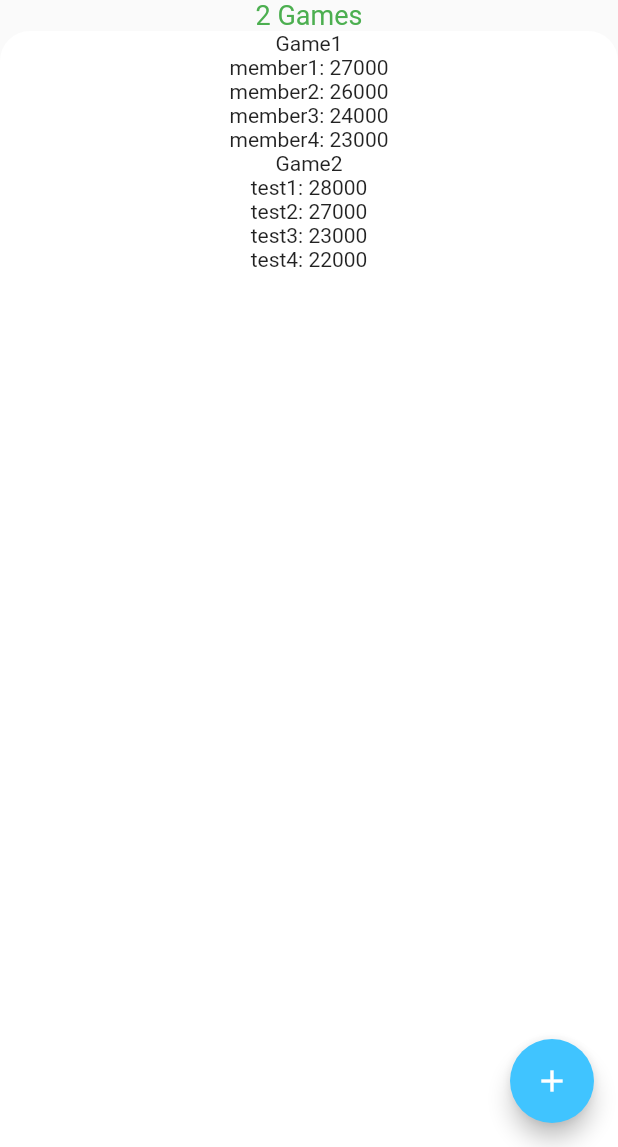
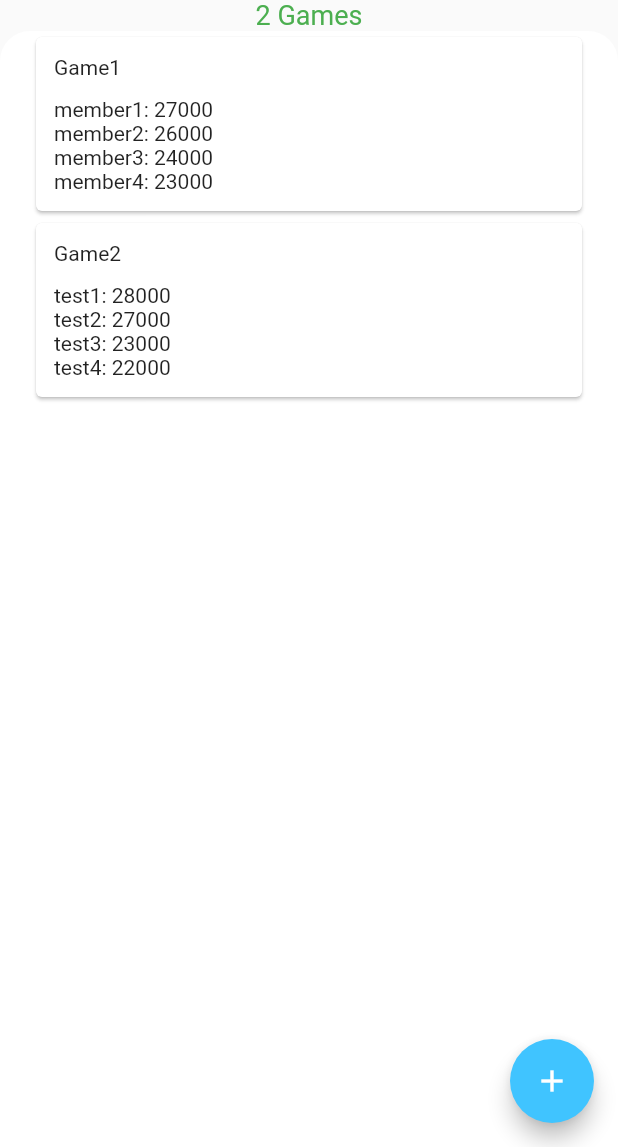
Before and after one commit to aniyome/jong_memo, a Flutter app: the screen it shows after launch, on a phone screen of 412 x 824 dp, the part 89-1236 px from its top. Run offline on Flutter 3.47's test engine with Material 2 defaults, Android fonts, the phone set to English and light mode, and no system bars.

```diff
--- a/lib/main.dart
+++ b/lib/main.dart
@@ -12,7 +12,7 @@ class MyApp extends StatelessWidget {
     return ChangeNotifierProvider<GameData>(
       create: (_) => GameData(),
       child: MaterialApp(
-        home: GameScreen(),
+        home: SafeArea(child: GameScreen()),
       ),
     );
   }
--- a/lib/widgets/games_list.dart
+++ b/lib/widgets/games_list.dart
@@ -10,15 +10,31 @@ class GamesList extends StatelessWidget {
         return ListView.builder(
           itemBuilder: (context, index) {
             final game = gameData.games[index];
-            return Container(
+            // return Container(
+            //   child: Column(
+            //     children: [
+            //       Text("${game.title}"),
+            //       Text("${game.member1}: ${game.memberScore1}"),
+            //       Text("${game.member2}: ${game.memberScore2}"),
+            //       Text("${game.member3}: ${game.memberScore3}"),
+            //       Text("${game.member4}: ${game.memberScore4}")
+            //     ],
+            //   ),
+            // );
+            return Card(
+              child: Padding(
+                padding: EdgeInsets.all(12),
                 child: Column(
+                  crossAxisAlignment: CrossAxisAlignment.start,
                   children: [
                     Text("${game.title}"),
+                    const SizedBox(height: 12),
                     Text("${game.member1}: ${game.memberScore1}"),
                     Text("${game.member2}: ${game.memberScore2}"),
                     Text("${game.member3}: ${game.memberScore3}"),
-                  Text("${game.member4}: ${game.memberScore4}")
+                    Text("${game.member4}: ${game.memberScore4}"),
                   ],
+                ),
               ),
             );
           },
```
Lines whose indentation alone changed are shown as unchanged.
